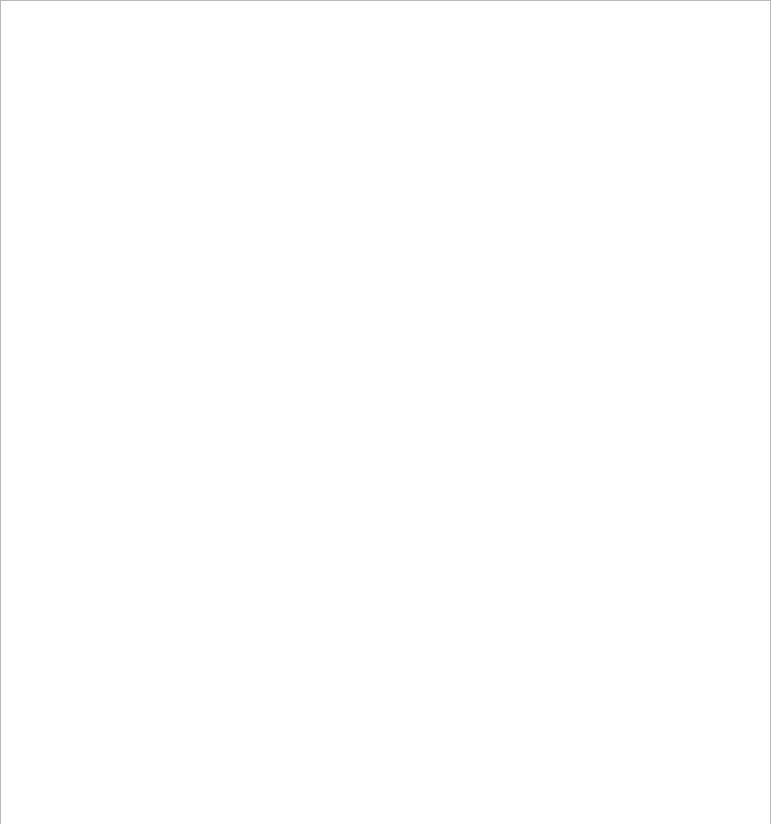
This is Medusa/ModuleExportFunc.ui in DragonQuestHero/Medusa as Qt 5 draws it before an edit. The edited form follows.
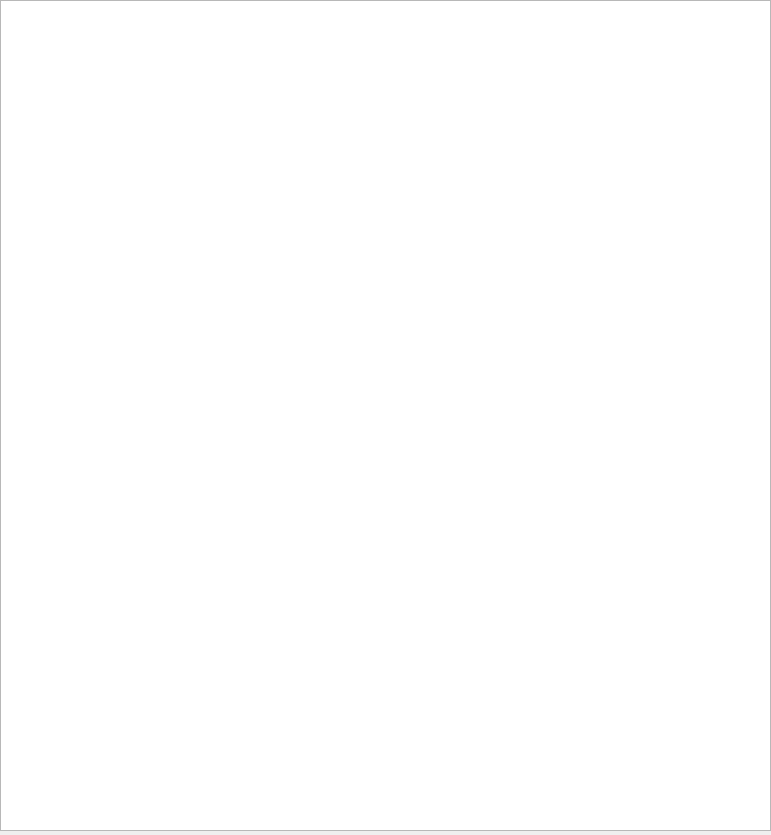
This is the edited form.

Patch:
```diff
--- a/Medusa/ModuleExportFunc.ui
+++ b/Medusa/ModuleExportFunc.ui
@@ -7,7 +7,7 @@
     <x>0</x>
     <y>0</y>
     <width>771</width>
-    <height>824</height>
+    <height>835</height>
    </rect>
   </property>
   <property name="windowTitle">
```
